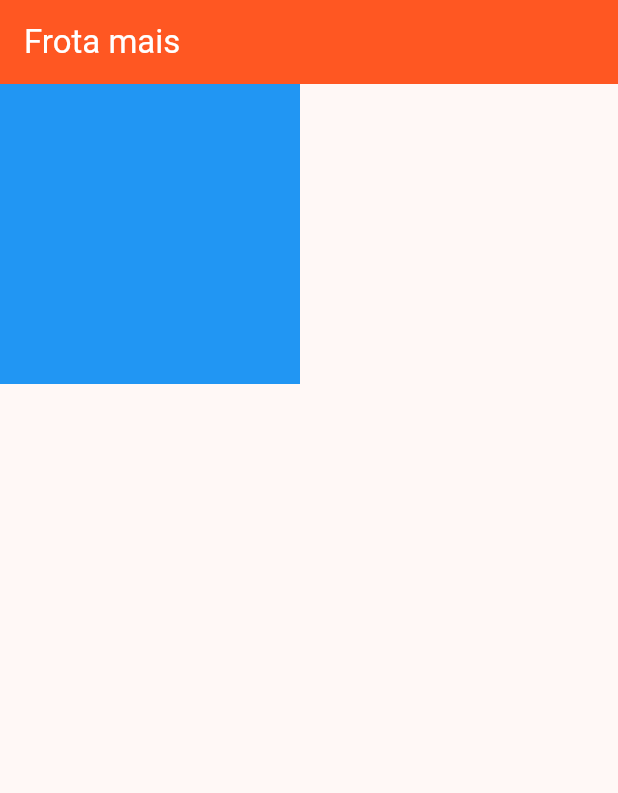
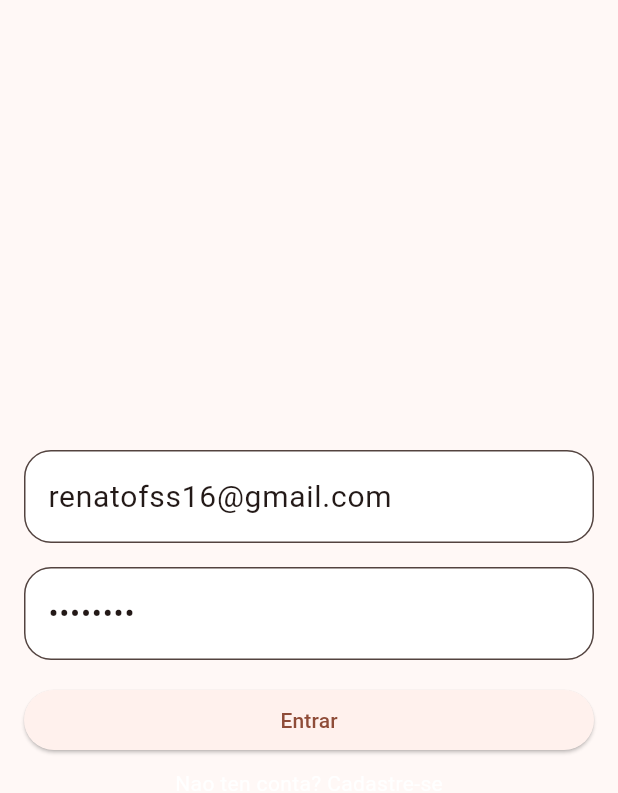
Before and after one commit to Renatofsds16/frota_mais, a Flutter app: the screen it shows after launch, on a phone screen of 412 x 824 dp. Shown: the top 793 px of the screen. Run offline on Flutter 3.47's test engine with Material 3 defaults, Android fonts, the light colour scheme and no system bars.

Commit message:
tela de login

```diff
--- a/lib/help_firebase/help_firebase.dart
+++ b/lib/help_firebase/help_firebase.dart
@@ -0,0 +1,5 @@
+ import '../models/usuario.dart';
+
+class HelpFirebase{
+
+ }
--- a/lib/main.dart
+++ b/lib/main.dart
@@ -9,6 +9,6 @@ void main() {
       colorScheme: ColorScheme.fromSeed(seedColor: Colors.deepOrange),
       useMaterial3: true,
     ),
-    home: const Home(),
+    home: Home(),
   ));
 }
--- a/lib/models/usuario.dart
+++ b/lib/models/usuario.dart
@@ -0,0 +1,5 @@
+class Usuario{
+  String email;
+  String password;
+  Usuario({required this.email,required this.password});
+}
--- a/lib/pages/home.dart
+++ b/lib/pages/home.dart
@@ -1,19 +1,85 @@
 import 'package:flutter/material.dart';
+/*import 'package:uber_flutter/model/usuario.dart';
+import 'package:firebase_auth/firebase_auth.dart';
+import 'package:cloud_firestore/cloud_firestore.dart';*/
+
+
  class Home extends StatelessWidget {
-   const Home({super.key});
+
+   /*final FirebaseAuth _auth = FirebaseAuth.instance;
+   final FirebaseFirestore _db = FirebaseFirestore.instance;*/
+   final TextEditingController _controllerEmail = TextEditingController(text: 'renatofss16@gmail.com');
+   final TextEditingController _controllerSenha = TextEditingController(text: '12345678');
+   Home({super.key});
 
    @override
    Widget build(BuildContext context) {
      return Scaffold(
-       appBar: AppBar(
-         backgroundColor: Colors.deepOrange,
-       title: const Text('Frota mais',style: TextStyle(color: Colors.white),),
-     ),
-       body: Container(
-         color: Colors.blue,
-         width: 200,
-         height: 200,
+       body: Center(
+         child: SingleChildScrollView(
+           child: Column(
+             children: [
+               Padding(
+                 padding: const EdgeInsets.fromLTRB(16, 8, 16, 8),
+                 child: TextField(
+                   keyboardType: TextInputType.emailAddress,
+                   controller: _controllerEmail,
+                   style: const TextStyle(fontSize: 20),
+                   decoration: InputDecoration(
+                       hintText: 'E-mail',
+                       fillColor: Colors.white,
+                       filled: true,
+                       border: OutlineInputBorder(
+                           borderRadius: BorderRadius.circular(18))),
+                 ),
+               ),
+               Padding(
+                 padding: const EdgeInsets.fromLTRB(16, 8, 16, 8),
+                 child: TextField(
+                   style: const TextStyle(fontSize: 20),
+                   controller: _controllerSenha,
+                   obscureText: true,
+                   decoration: InputDecoration(
+                       hintText: 'Digite sua senha',
+                       fillColor: Colors.white,
+                       filled: true,
+                       border: OutlineInputBorder(
+                           borderRadius: BorderRadius.circular(18))),
+                 ),
+               ),
+               Row(
+                 children: [
+                   Expanded(
+                     child: Padding(
+                       padding: const EdgeInsets.fromLTRB(16, 8, 16, 8),
+                       child: ElevatedButton(
+                         onPressed: () {},
+                         child: const Text('Entrar'),
+                       ),
+                     ),
+                   )
+                 ],
+               ),
+               Row(
+                 mainAxisAlignment: MainAxisAlignment.center,
+                 children: [
+                   GestureDetector(
+                       onTap: () {
+
+                         Navigator.pushNamed(context, '/cadastro');
+                       },
+                       child: const Text(
+                         'Nao ten conta? Cadastre-se',
+                         style: TextStyle(color: Colors.white),
+                       )),
+                 ],
+               ),
+
+             ],
+           ),
+         ),
        ),
      );
    }
+
  }
```
Also changed, not shown: 120 other files.
